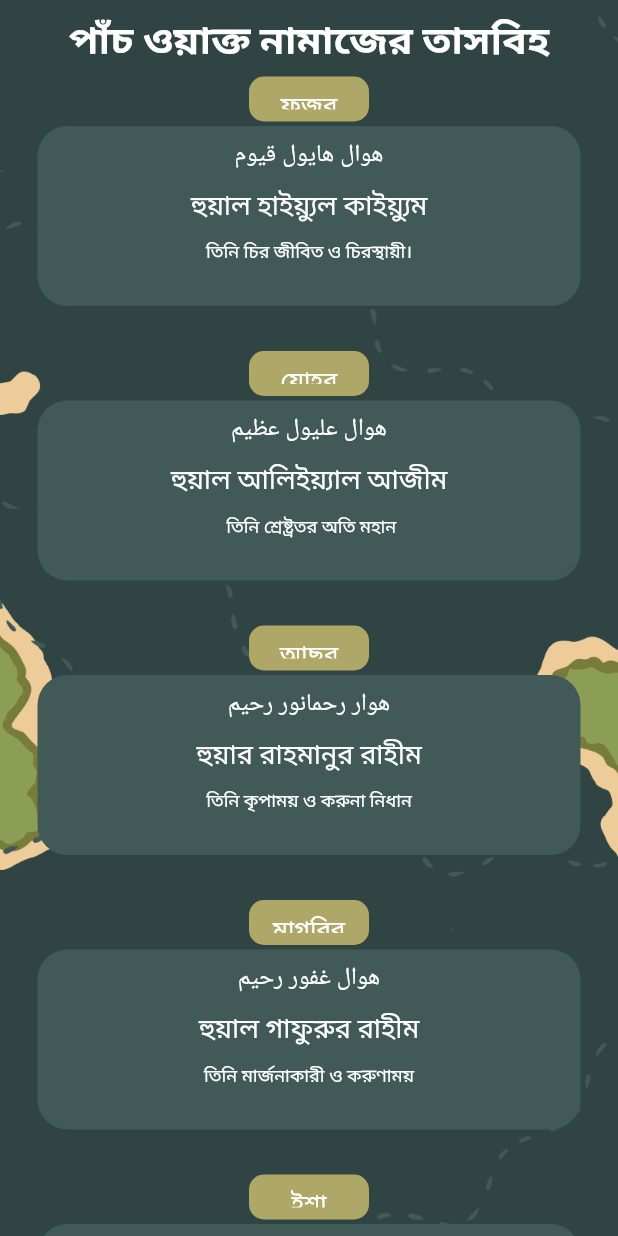
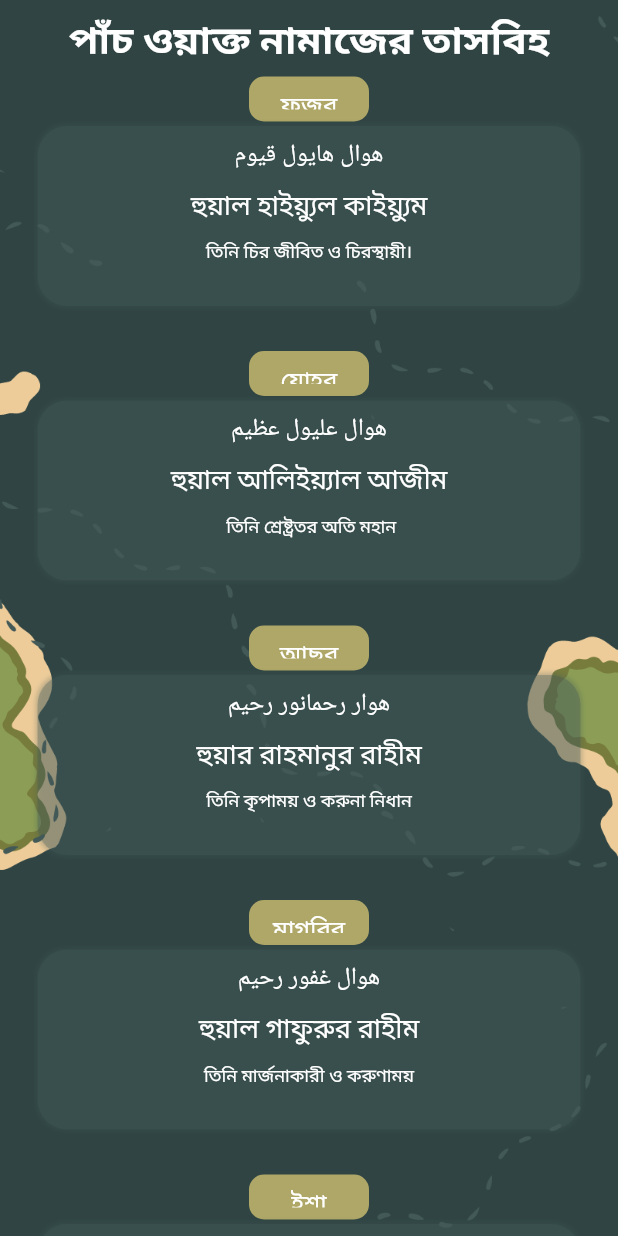
Before and after one commit to its-asaduzzaman/Tasbih, a Flutter app: the screen it shows after launch, on a phone screen of 412 x 824 dp. Run offline on Flutter 3.47's test engine with Material 2 defaults, Android fonts, the phone set to English and light mode, and no system bars.

Commit message:
transparent duaCard

```diff
--- a/lib/utils/app_style.dart
+++ b/lib/utils/app_style.dart
@@ -5,16 +5,16 @@ Color primary = const Color(0xFF304543);
 class Styles {
   static Color primaryColor = primary;
   static Color textColor = Colors.white;
-  static Color cardColor =const Color(0xFF415957);
-  static Color smallCardColor =const Color(0xFFAFA767);
+  static Color cardColor = const Color(0xFF415957).withOpacity(0.3);
+  static Color smallCardColor = const Color(0xFFAFA767);
   static TextStyle textStyle =
       TextStyle(fontSize: 16, color: textColor, fontWeight: FontWeight.w500);
   static TextStyle headLineStyle1 =
       TextStyle(fontSize: 26, color: textColor, fontWeight: FontWeight.bold);
   static TextStyle headLineStyle2 =
       TextStyle(fontSize: 21, color: textColor, fontWeight: FontWeight.bold);
-  static TextStyle headLineStyle3 = TextStyle(
-      fontSize: 18, color: textColor, fontWeight: FontWeight.w500);
-  static TextStyle headLineStyle4 =  TextStyle(
-      fontSize: 12, color: textColor, fontWeight: FontWeight.w500);
+  static TextStyle headLineStyle3 =
+      TextStyle(fontSize: 18, color: textColor, fontWeight: FontWeight.w500);
+  static TextStyle headLineStyle4 =
+      TextStyle(fontSize: 12, color: textColor, fontWeight: FontWeight.w500);
 }
--- a/lib/widgets/dua_card.dart
+++ b/lib/widgets/dua_card.dart
@@ -45,6 +45,13 @@ class DuaCard extends StatelessWidget {
           decoration: BoxDecoration(
             color: Styles.cardColor,
             borderRadius: BorderRadius.circular(20),
+            boxShadow: [
+              BoxShadow(
+                color: Styles.cardColor,
+                blurRadius: 2,
+                spreadRadius: 1,
+              ),
+            ],
           ),
           child: Column(
             children: [
```
